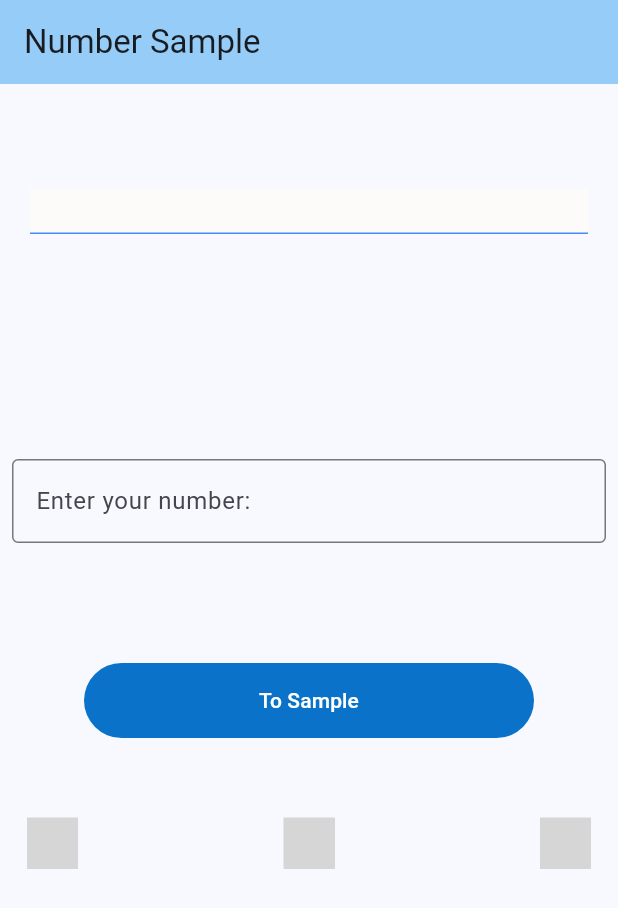
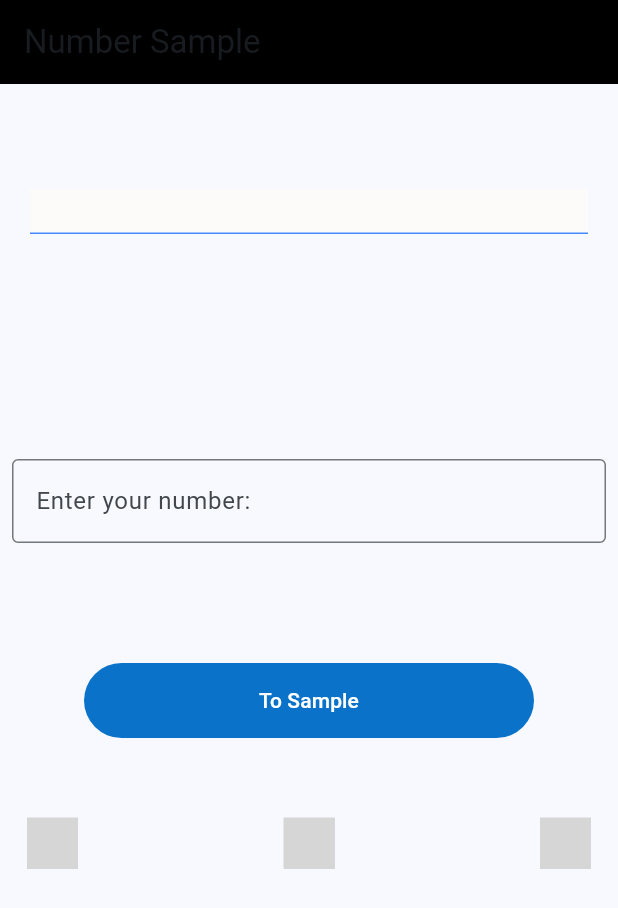
Before and after one commit to Iskander2323/flatter_practice_day_5, a Flutter app: the screen it shows after launch, on a phone screen of 412 x 824 dp. Shown: the top 908 px of the screen. Run offline on Flutter 3.47's test engine with Material 2 defaults, Android fonts, the light colour scheme and no system bars; missing offline and left inert: flag; grey boxes are pictures that could not be loaded.

Commit message:
new branch

```diff
--- a/lib/main.dart
+++ b/lib/main.dart
@@ -64,7 +64,7 @@ class _MyHomePageState extends State<MyHomePage> {
   Widget build(BuildContext context) {
     return Scaffold(
         appBar: AppBar(
-          backgroundColor: Theme.of(context).colorScheme.inversePrimary,
+          backgroundColor: Colors.black,
           title: Text(widget.title),
         ),
         body: Column(
```
